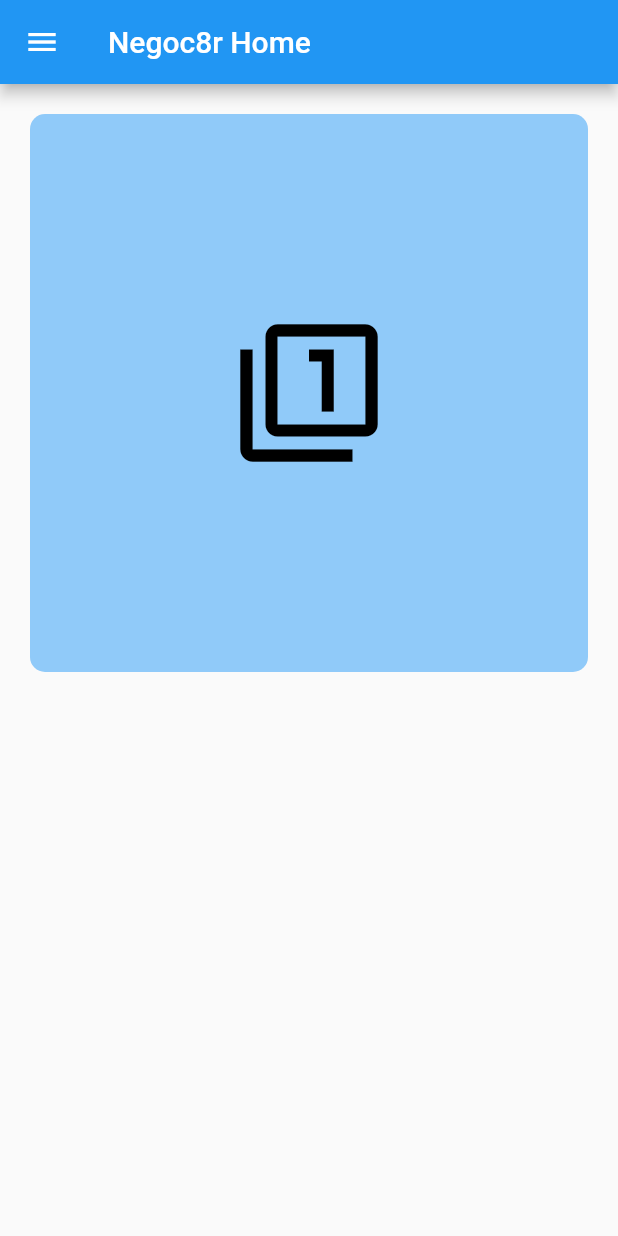
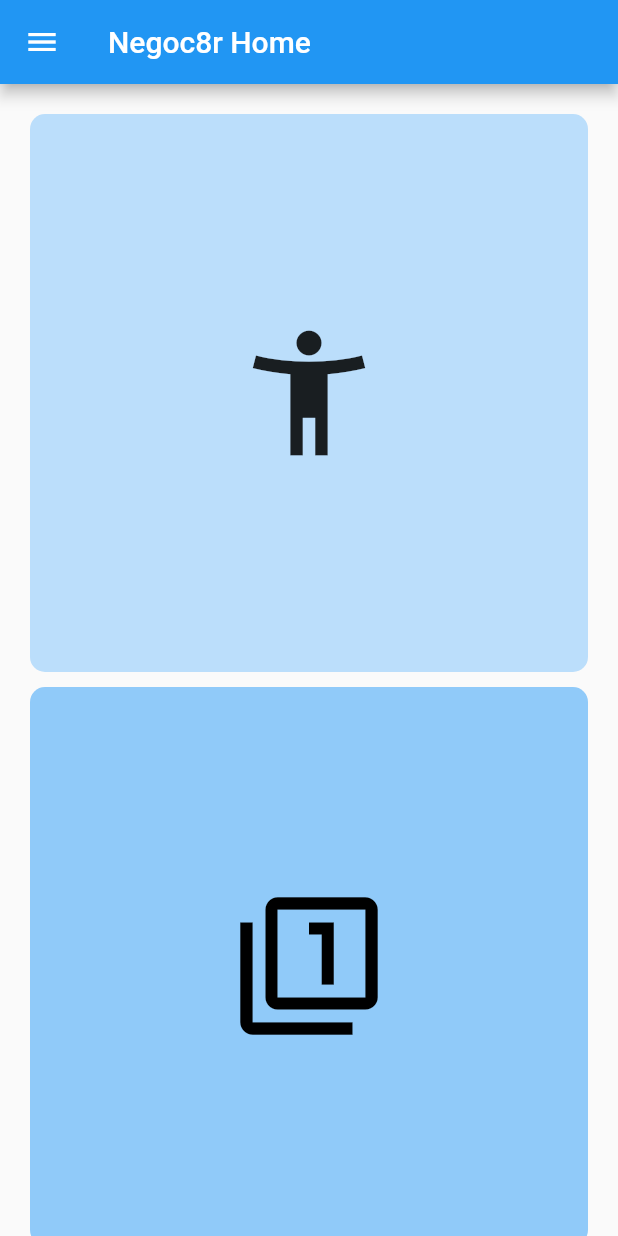
Before and after one commit to sameerss143/negoc8r_customer, a Flutter app: the HomePage screen opened by its route, on a phone screen of 412 x 824 dp. Run offline on Flutter 3.47's test engine with Material 2 defaults, Android fonts, the phone set to English and light mode, and no system bars; drawn by our look-alikes of carousel_slider; our stand-ins replace firebase_auth, flutter_signin_button, google_sign_in; accounts and stored records are empty.

Commit message:
Added Carousel

```diff
--- a/lib/Pages/HomePage.dart
+++ b/lib/Pages/HomePage.dart
@@ -1,3 +1,4 @@
+import 'package:carousel_slider/carousel_slider.dart';
 import 'package:flutter/material.dart';
 import 'package:negoc8r_customer/CustomWidgets/AppDrawer.dart';
 
@@ -74,6 +75,7 @@ class HomePage extends StatelessWidget {
           ],
         ),
       ), */
+
       body: (GridView.count(
         primary: false,
         padding: const EdgeInsets.all(20),
@@ -82,7 +84,42 @@ class HomePage extends StatelessWidget {
         crossAxisCount: 1,
         children: <Widget>[
           Container(
+            decoration: BoxDecoration(
+              borderRadius: BorderRadius.circular(10.0),
+              color: Colors.blue[100],
+            ),
+            width: 150,
+            child: CarouselSlider(
+              options: CarouselOptions(
+                height: 150.0,
+                autoPlay: true,
+                autoPlayAnimationDuration: Duration(
+                  milliseconds: 500,
+                ),
+              ),
+              items: <Widget>[
+                Icon(
+                  Icons.accessibility_new,
+                  size: 100.0,
+                ),
+                Icon(
+                  Icons.ac_unit,
+                  size: 100.0,
+                ),
+                Icon(
+                  Icons.airline_seat_flat,
+                  size: 100.0,
+                ),
+                Icon(
+                  Icons.add_alarm,
+                  size: 100.0,
+                ),
+              ],
+            ),
+          ),
+          Container(
             //color: Colors.blue[200],
+            width: 300.0,
             decoration: BoxDecoration(
               borderRadius: BorderRadius.circular(10.0),
               color: Colors.blue[200],
--- a/pubspec.yaml
+++ b/pubspec.yaml
@@ -41,6 +41,8 @@ dependencies:
   #database
   cloud_firestore: ^0.13.7
 
+  #other
+  carousel_slider: ^2.2.1
   rxdart:
 
 dev_dependencies:
```
Also changed, not shown: pubspec.lock.
